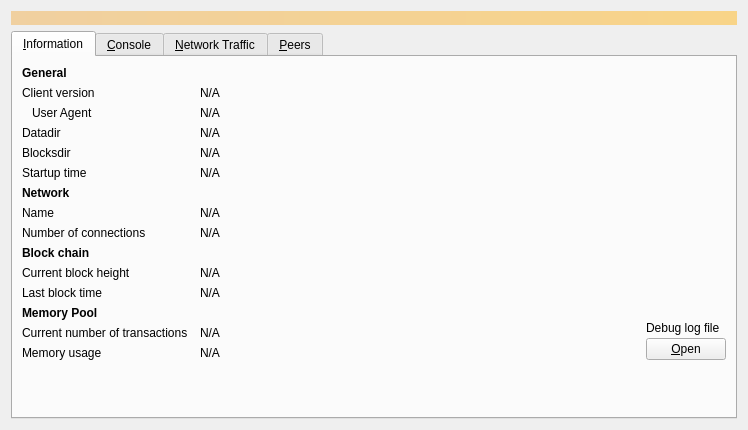
Old version of the form src/qt/forms/debugwindow.ui in the repository bitcoincore-dev/bitcoin-2001-863168-294116-d812cf1189.
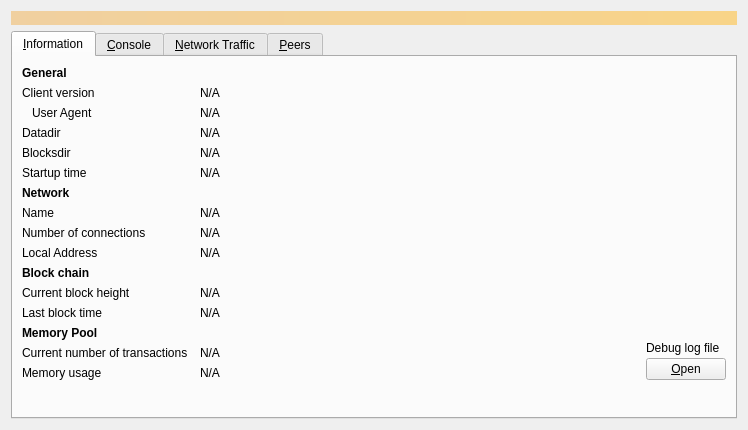
New version of the form. Icons and pictures are not drawn. Custom widgets are drawn as their Qt base class.

Commit message:
Showing Local Addresses in Node Window
This change adds one line to the Node Window (debugwindow.ui)
under the Network section and shows the LocalAddresses there.

fixes #564

Github-Pull: gui#626
Rebased-From: c47f01bf25e1353b51c24b9b31260a539a394b1a

What changed in the file:
```diff
--- a/src/qt/forms/debugwindow.ui
+++ b/src/qt/forms/debugwindow.ui
@@ -249,6 +249,29 @@
         </widget>
        </item>
        <item row="9" column="0">
+        <widget class="QLabel" name="label_14">
+         <property name="text">
+          <string>Local Address</string>
+         </property>
+        </widget>
+       </item>
+       <item row="9" column="1" colspan="2">
+        <widget class="QLabel" name="localAddresses">
+         <property name="cursor">
+          <cursorShape>IBeamCursor</cursorShape>
+         </property>
+         <property name="text">
+          <string notr="true">N/A</string>
+         </property>
+         <property name="textFormat">
+          <enum>Qt::PlainText</enum>
+         </property>
+         <property name="textInteractionFlags">
+          <set>Qt::LinksAccessibleByMouse|Qt::TextSelectableByKeyboard|Qt::TextSelectableByMouse</set>
+         </property>
+        </widget>
+       </item>
+       <item row="10" column="0">
         <widget class="QLabel" name="label_10">
          <property name="font">
           <font>
@@ -261,14 +284,14 @@
          </property>
         </widget>
        </item>
-       <item row="10" column="0">
+       <item row="11" column="0">
         <widget class="QLabel" name="label_3">
          <property name="text">
           <string>Current block height</string>
          </property>
         </widget>
        </item>
-       <item row="10" column="1" colspan="2">
+       <item row="11" column="1" colspan="2">
         <widget class="QLabel" name="numberOfBlocks">
          <property name="cursor">
           <cursorShape>IBeamCursor</cursorShape>
@@ -284,14 +307,14 @@
          </property>
         </widget>
        </item>
-       <item row="11" column="0">
+       <item row="12" column="0">
         <widget class="QLabel" name="labelLastBlockTime">
          <property name="text">
           <string>Last block time</string>
          </property>
         </widget>
        </item>
-       <item row="11" column="1" colspan="2">
+       <item row="12" column="1" colspan="2">
         <widget class="QLabel" name="lastBlockTime">
          <property name="cursor">
           <cursorShape>IBeamCursor</cursorShape>
@@ -307,7 +330,7 @@
          </property>
         </widget>
        </item>
-       <item row="12" column="0">
+       <item row="13" column="0">
         <widget class="QLabel" name="labelMempoolTitle">
          <property name="font">
           <font>
@@ -320,14 +343,14 @@
          </property>
         </widget>
        </item>
-       <item row="13" column="0">
+       <item row="14" column="0">
         <widget class="QLabel" name="labelNumberOfTransactions">
          <property name="text">
           <string>Current number of transactions</string>
          </property>
         </widget>
        </item>
-       <item row="13" column="1">
+       <item row="14" column="1">
         <widget class="QLabel" name="mempoolNumberTxs">
          <property name="cursor">
           <cursorShape>IBeamCursor</cursorShape>
@@ -343,14 +366,14 @@
          </property>
         </widget>
        </item>
-       <item row="14" column="0">
+       <item row="15" column="0">
         <widget class="QLabel" name="labelMemoryUsage">
          <property name="text">
           <string>Memory usage</string>
          </property>
         </widget>
        </item>
-       <item row="14" column="1">
+       <item row="15" column="1">
         <widget class="QLabel" name="mempoolSize">
          <property name="cursor">
           <cursorShape>IBeamCursor</cursorShape>
@@ -366,7 +389,7 @@
          </property>
         </widget>
        </item>
-       <item row="12" column="2" rowspan="3">
+       <item row="13" column="2" rowspan="3">
         <layout class="QVBoxLayout" name="verticalLayoutDebugButton">
          <property name="spacing">
           <number>3</number>
@@ -406,7 +429,7 @@
          </item>
         </layout>
        </item>
-       <item row="15" column="0">
+       <item row="16" column="0">
         <spacer name="verticalSpacer">
          <property name="orientation">
           <enum>Qt::Vertical</enum>
```
The commit also changes 1 other file.
